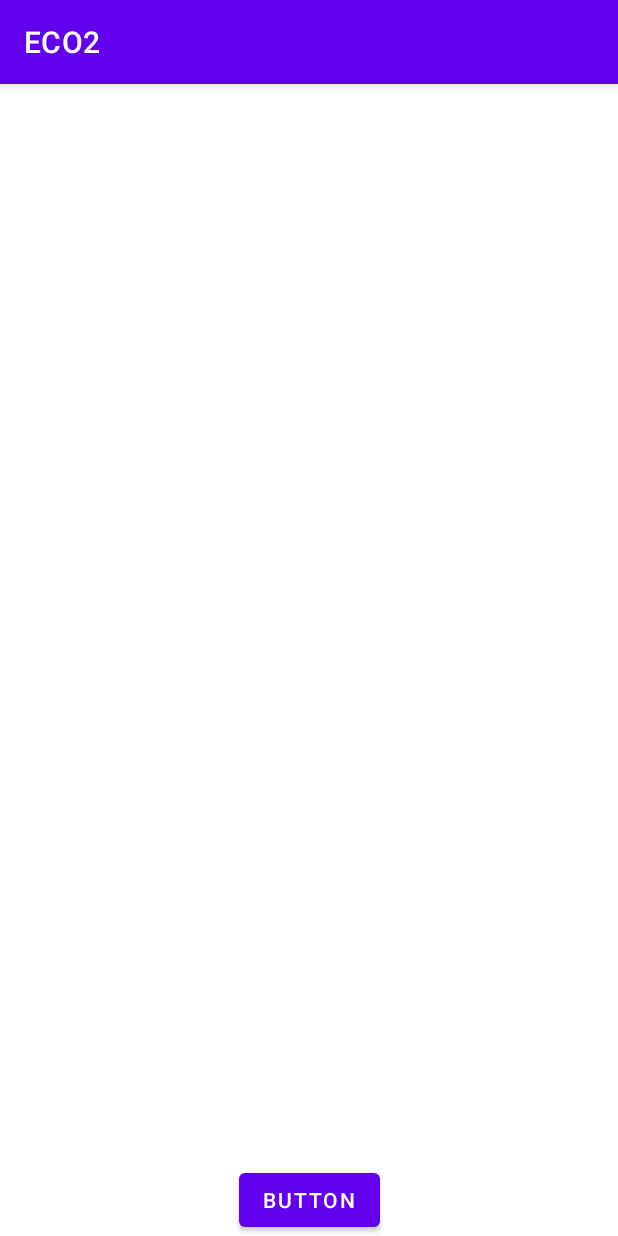
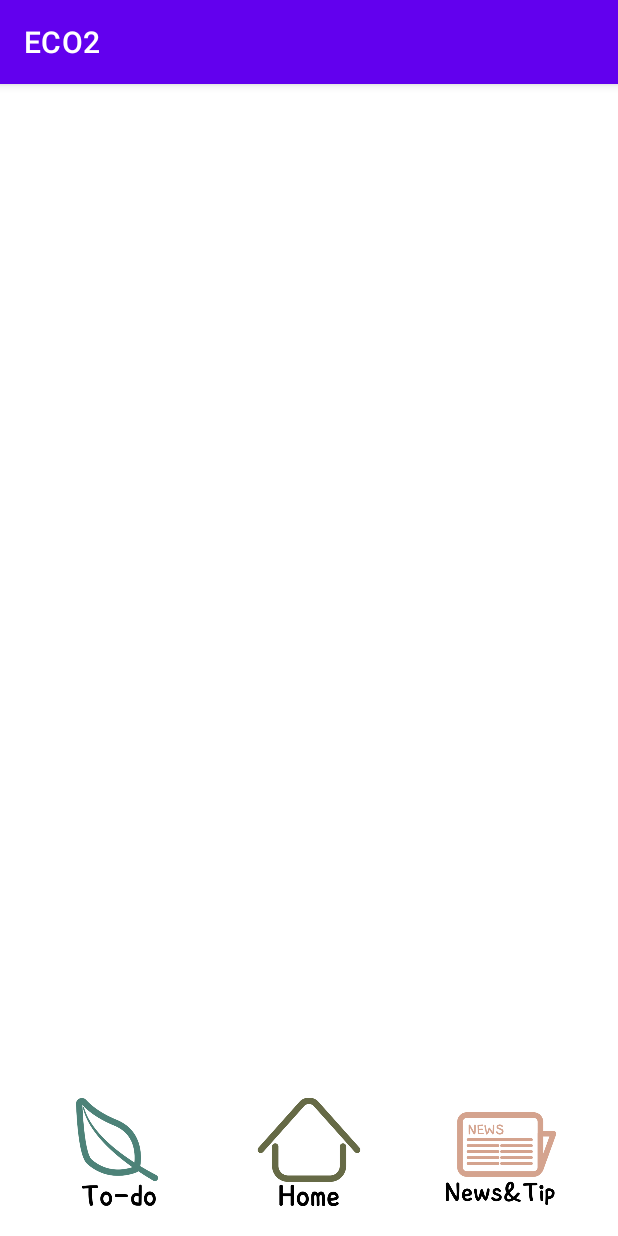
Before and after one commit to SeoHyeRyeong/ECO2, an Android app: the screen it shows after launch (MainActivity), on a phone screen of 412 x 824 dp. Run offline under Robolectric (Android 15) with nearby library versions, the phone set to English and light mode, and no system bars.

Commit message:
- todo, home, news 버튼 추가 - color 추가

```diff
--- a/app/src/main/java/com/example/eco2/MainActivity.kt
+++ b/app/src/main/java/com/example/eco2/MainActivity.kt
@@ -1,11 +1,17 @@
 package com.example.eco2
 
+import android.content.Intent
 import androidx.appcompat.app.AppCompatActivity
 import android.os.Bundle
+import android.view.View
+import android.widget.Button
+import android.widget.ImageButton
 
 class MainActivity : AppCompatActivity() {
+
     override fun onCreate(savedInstanceState: Bundle?) {
         super.onCreate(savedInstanceState)
         setContentView(R.layout.activity_main)
+
     }
 }
--- a/app/src/main/res/layout/activity_main.xml
+++ b/app/src/main/res/layout/activity_main.xml
@@ -6,12 +6,43 @@
     android:layout_height="match_parent"
     tools:context=".MainActivity">
 
-    <Button
-        android:id="@+id/button"
-        android:layout_width="wrap_content"
-        android:layout_height="wrap_content"
-        android:text="Button"
+    <ImageButton
+        android:id="@+id/todoButton"
+        android:layout_width="80dp"
+        android:layout_height="80dp"
+        android:layout_marginStart="38dp"
+        android:layout_marginBottom="16dp"
+        android:background="@android:color/transparent"
+        android:scaleType="centerInside"
+        app:layout_constraintBottom_toBottomOf="parent"
+        app:layout_constraintStart_toStartOf="parent"
+        app:srcCompat="@drawable/todo"
+        tools:ignore="SpeakableTextPresentCheck" />
+
+    <ImageButton
+        android:id="@+id/homeButton"
+        android:layout_width="80dp"
+        android:layout_height="80dp"
+        android:layout_marginBottom="16dp"
+        android:background="@android:color/transparent"
+        android:scaleType="centerInside"
+        app:layout_constraintBottom_toBottomOf="parent"
+        app:layout_constraintEnd_toStartOf="@+id/newsButton"
+        app:layout_constraintStart_toEndOf="@+id/todoButton"
+        app:srcCompat="@drawable/home"
+        tools:ignore="SpeakableTextPresentCheck" />
+
+    <ImageButton
+        android:id="@+id/newsButton"
+        android:layout_width="80dp"
+        android:layout_height="80dp"
+        android:layout_marginEnd="38dp"
+        android:layout_marginBottom="16dp"
+        android:background="@android:color/transparent"
+        android:scaleType="centerInside"
         app:layout_constraintBottom_toBottomOf="parent"
         app:layout_constraintEnd_toEndOf="parent"
-        app:layout_constraintStart_toStartOf="parent" />
+        app:srcCompat="@drawable/news"
+        tools:ignore="SpeakableTextPresentCheck" />
+
 </androidx.constraintlayout.widget.ConstraintLayout>
--- a/app/src/main/res/values/colors.xml
+++ b/app/src/main/res/values/colors.xml
@@ -7,4 +7,11 @@
     <color name="teal_700">#FF018786</color>
     <color name="black">#FF000000</color>
     <color name="white">#FFFFFFFF</color>
+
+    <color name="color1">#D5A48E</color>
+    <color name="color2">#FEEDE4</color>
+    <color name="color3">#B4CCBD</color>
+    <color name="color4">#666A47</color>
+    <color name="color5">#C8C8A2</color>
+    <color name="color6">#4D8278</color>
 </resources>
```
Also changed, not shown: app/src/main/res/drawable/home.png (added), app/src/main/res/drawable/news.png (added), app/src/main/res/drawable/todo.png (added).
